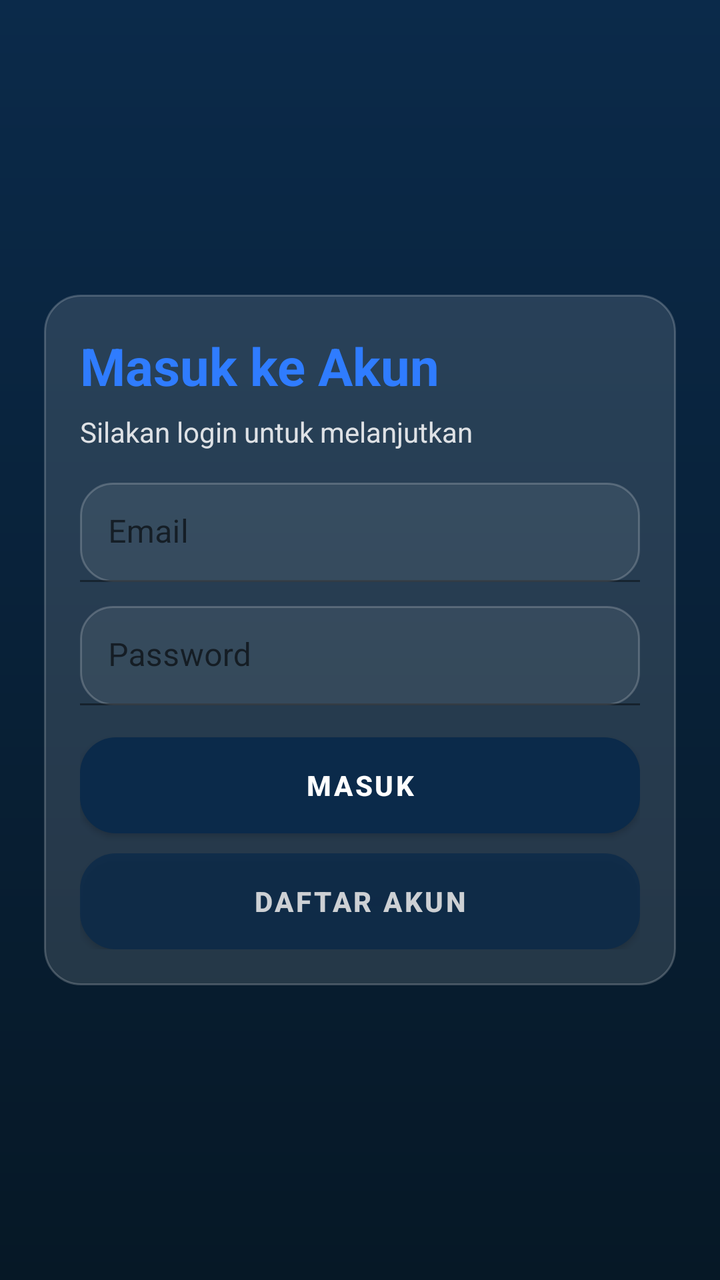
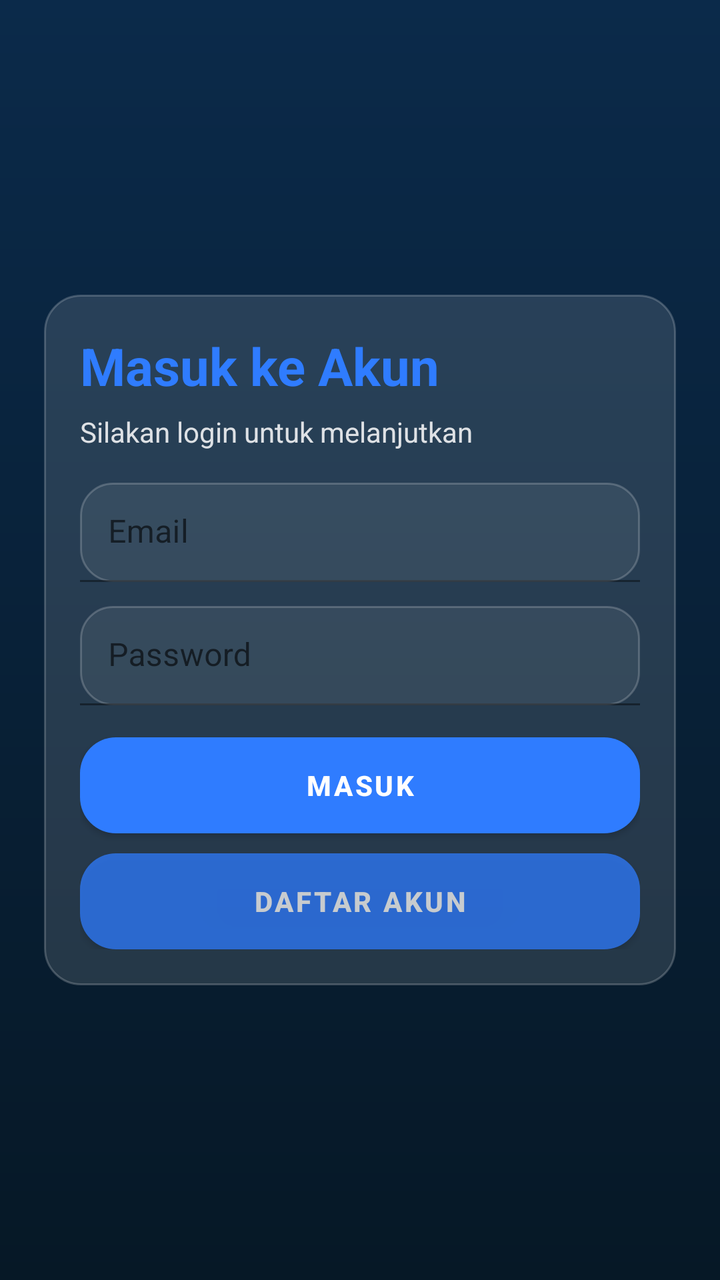

The first picture is an Android layout as it rendered before a commit; the second is the same layout after the commit. The layout source and the unified diff follow.
<!-- AndroidManifest.xml: application theme AppTheme -->
<!-- res/layout/activity_login.xml -->
<?xml version="1.0" encoding="utf-8"?>
<androidx.constraintlayout.widget.ConstraintLayout
    xmlns:android="http://schemas.android.com/apk/res/android"
    xmlns:app="http://schemas.android.com/apk/res-auto"
    android:layout_width="match_parent"
    android:layout_height="match_parent"
    android:background="@drawable/bg_auth">

    <LinearLayout
        android:id="@+id/card"
        android:layout_width="0dp"
        android:layout_height="wrap_content"
        android:background="@drawable/bg_card"
        android:orientation="vertical"
        android:layout_margin="22dp"
        app:layout_constraintTop_toTopOf="parent"
        app:layout_constraintBottom_toBottomOf="parent"
        app:layout_constraintStart_toStartOf="parent"
        app:layout_constraintEnd_toEndOf="parent">

        <TextView
            android:id="@+id/title"
            android:layout_width="match_parent"
            android:layout_height="wrap_content"
            android:text="Masuk ke Akun"
            android:textStyle="bold"
            android:textSize="26sp"
            android:textColor="@color/primary_accent"/>

        <TextView
            android:id="@+id/subtitle"
            android:layout_width="match_parent"
            android:layout_height="wrap_content"
            android:text="Silakan login untuk melanjutkan"
            android:layout_marginTop="6dp"
            android:alpha="0.85"
            android:textColor="@android:color/white"/>

        <com.google.android.material.textfield.TextInputLayout
            android:id="@+id/tilEmail"
            android:layout_width="match_parent"
            android:layout_height="wrap_content"
            android:layout_marginTop="16dp">

            <com.google.android.material.textfield.TextInputEditText
                android:id="@+id/etEmail"
                android:layout_width="match_parent"
                android:layout_height="wrap_content"
                android:hint="Email"
                android:inputType="textEmailAddress"
                android:background="@drawable/bg_input"
                android:padding="14dp"
                android:textColor="@android:color/white"
                android:textColorHint="#99FFFFFF"/>
        </com.google.android.material.textfield.TextInputLayout>

        <com.google.android.material.textfield.TextInputLayout
            android:id="@+id/tilPass"
            android:layout_width="match_parent"
            android:layout_height="wrap_content"
            android:layout_marginTop="12dp">

            <com.google.android.material.textfield.TextInputEditText
                android:id="@+id/etPass"
                android:layout_width="match_parent"
                android:layout_height="wrap_content"
                android:hint="Password"
                android:inputType="textPassword"
                android:background="@drawable/bg_input"
                android:padding="14dp"
                android:textColor="@android:color/white"
                android:textColorHint="#99FFFFFF"/>
        </com.google.android.material.textfield.TextInputLayout>

        <com.google.android.material.button.MaterialButton
            android:id="@+id/btnLogin"
            android:layout_width="match_parent"
            android:layout_height="48dp"
            android:layout_marginTop="16dp"
            android:text="MASUK"
            android:textStyle="bold"
            android:textColor="@android:color/white"
            android:background="@drawable/btn_primary"/>

        <com.google.android.material.button.MaterialButton
            android:id="@+id/btnToRegister"
            android:layout_width="match_parent"
            android:layout_height="48dp"
            android:layout_marginTop="10dp"
            android:text="DAFTAR AKUN"
            android:textStyle="bold"
            android:textColor="@android:color/white"
            android:background="@drawable/btn_primary"
            android:alpha="0.78"/>
    </LinearLayout>

</androidx.constraintlayout.widget.ConstraintLayout>
<!-- resources referenced by this layout -->
<resources>
  <color name="primary_accent">#2F7CFF</color>
  <!-- drawable bg_auth (drawable) -->
  <?xml version="1.0" encoding="utf-8"?>
  <shape xmlns:android="http://schemas.android.com/apk/res/android">
      <gradient
          android:startColor="@color/dark_navy"
          android:endColor="@color/navy"
          android:angle="90" />
  </shape>
  <!-- drawable bg_card (drawable) -->
  <?xml version="1.0" encoding="utf-8"?>
  <shape xmlns:android="http://schemas.android.com/apk/res/android">
      <solid android:color="#1FFFFFFF"/>
      <corners android:radius="18dp"/>
      <stroke android:width="1dp" android:color="#33FFFFFF"/>
      <padding
          android:left="18dp"
          android:top="18dp"
          android:right="18dp"
          android:bottom="18dp"/>
  </shape>
  <!-- drawable bg_input (drawable) -->
  <?xml version="1.0" encoding="utf-8"?>
  <shape xmlns:android="http://schemas.android.com/apk/res/android">
      <solid android:color="#12FFFFFF"/>
      <corners android:radius="16dp"/>
      <stroke android:width="1dp" android:color="#33FFFFFF"/>
  </shape>
  <!-- drawable btn_primary (drawable) -->
  <?xml version="1.0" encoding="utf-8"?>
  <ripple xmlns:android="http://schemas.android.com/apk/res/android"
      android:color="#33FFFFFF">
      <item>
          <shape android:shape="rectangle">
              <solid android:color="#2F7CFF"/>
              <corners android:radius="18dp"/>
          </shape>
      </item>
  </ripple>
  <style name="AppTheme" parent="Theme.MaterialComponents.DayNight.NoActionBar">
          <item name="colorPrimary">@color/navy</item>
          <item name="colorPrimaryVariant">@color/navy</item>
          <item name="colorSecondary">@color/primary_accent</item>
          <item name="android:statusBarColor">@color/navy</item>
  
          
          <item name="materialButtonStyle">@style/AppButton</item>
      </style>
  <color name="dark_navy">#061826</color>
  <color name="navy">#0B2A4A</color>
  <style name="AppButton" parent="Widget.MaterialComponents.Button">
          <item name="cornerRadius">16dp</item>
      </style>
</resources>

<!-- the commit's change to res/layout/activity_login.xml (unified diff, before → after) -->
@@ -7,7 +7,6 @@
     android:background="@drawable/bg_auth">
 
     <LinearLayout
-        android:id="@+id/card"
         android:layout_width="0dp"
         android:layout_height="wrap_content"
         android:background="@drawable/bg_card"
@@ -19,7 +18,6 @@
         app:layout_constraintEnd_toEndOf="parent">
 
         <TextView
-            android:id="@+id/title"
             android:layout_width="match_parent"
             android:layout_height="wrap_content"
             android:text="Masuk ke Akun"
@@ -28,16 +26,14 @@
             android:textColor="@color/primary_accent"/>
 
         <TextView
-            android:id="@+id/subtitle"
             android:layout_width="match_parent"
             android:layout_height="wrap_content"
             android:text="Silakan login untuk melanjutkan"
             android:layout_marginTop="6dp"
-            android:alpha="0.85"
-            android:textColor="@android:color/white"/>
+            android:textColor="@android:color/white"
+            android:alpha="0.85"/>
 
         <com.google.android.material.textfield.TextInputLayout
-            android:id="@+id/tilEmail"
             android:layout_width="match_parent"
             android:layout_height="wrap_content"
             android:layout_marginTop="16dp">
@@ -55,7 +51,6 @@
         </com.google.android.material.textfield.TextInputLayout>
 
         <com.google.android.material.textfield.TextInputLayout
-            android:id="@+id/tilPass"
             android:layout_width="match_parent"
             android:layout_height="wrap_content"
             android:layout_marginTop="12dp">
@@ -80,7 +75,16 @@
             android:text="MASUK"
             android:textStyle="bold"
             android:textColor="@android:color/white"
-            android:background="@drawable/btn_primary"/>
+            android:background="@drawable/btn_primary"
+            app:backgroundTint="@null"/>
+
+        <ProgressBar
+            android:id="@+id/pbLogin"
+            android:layout_width="wrap_content"
+            android:layout_height="wrap_content"
+            android:layout_gravity="center"
+            android:layout_marginTop="12dp"
+            android:visibility="gone"/>
 
         <com.google.android.material.button.MaterialButton
             android:id="@+id/btnToRegister"
@@ -91,7 +95,8 @@
             android:textStyle="bold"
             android:textColor="@android:color/white"
             android:background="@drawable/btn_primary"
-            android:alpha="0.78"/>
+            app:backgroundTint="@null"
+            android:alpha="0.75"/>
     </LinearLayout>
 
 </androidx.constraintlayout.widget.ConstraintLayout>
